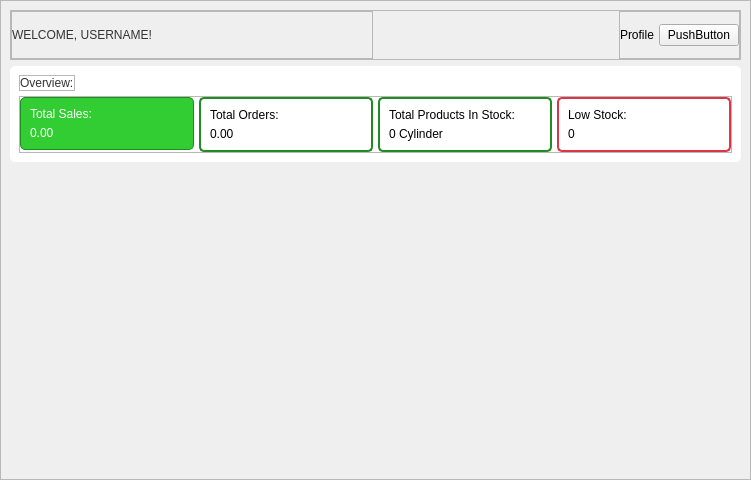
First picture: the form in app/src/ui/final_ui/dashboard.ui, repository Kazu0210/Inventory-System, before the edit.
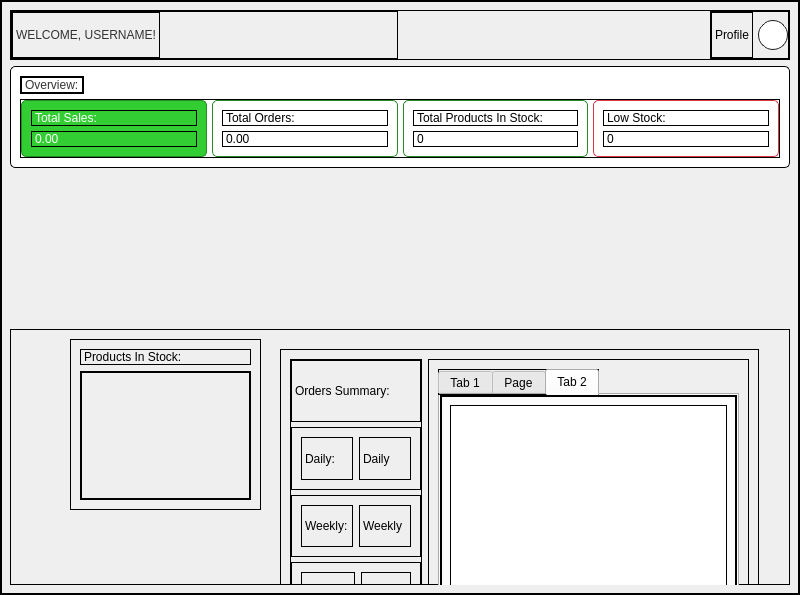
Second picture: the form after the edit.

Commit message: not done; dashboard ui

```diff
--- a/app/src/ui/final_ui/dashboard.ui
+++ b/app/src/ui/final_ui/dashboard.ui
@@ -6,15 +6,15 @@
    <rect>
     <x>0</x>
     <y>0</y>
-    <width>751</width>
-    <height>480</height>
+    <width>800</width>
+    <height>595</height>
    </rect>
   </property>
   <property name="windowTitle">
    <string>Form</string>
   </property>
   <property name="styleSheet">
-   <string notr="true">
+   <string notr="true">border: 1px solid black;
 font: 10pt &quot;Noto Sans&quot;;</string>
   </property>
   <layout class="QVBoxLayout" name="verticalLayout">
@@ -43,8 +43,8 @@
        <rect>
         <x>0</x>
         <y>0</y>
-        <width>749</width>
-        <height>478</height>
+        <width>798</width>
+        <height>593</height>
        </rect>
       </property>
       <layout class="QVBoxLayout" name="verticalLayout_2">
@@ -149,8 +149,28 @@
              </item>
              <item alignment="Qt::AlignRight">
               <widget class="QPushButton" name="pushButton">
+               <property name="minimumSize">
+                <size>
+                 <width>30</width>
+                 <height>30</height>
+                </size>
+               </property>
+               <property name="maximumSize">
+                <size>
+                 <width>30</width>
+                 <height>30</height>
+                </size>
+               </property>
+               <property name="cursor">
+                <cursorShape>PointingHandCursor</cursorShape>
+               </property>
+               <property name="styleSheet">
+                <string notr="true">background-color: #fff;
+border: 1px solid #1E1E1E;
+border-radius: 15px;</string>
+               </property>
                <property name="text">
-                <string>PushButton</string>
+                <string/>
                </property>
               </widget>
              </item>
@@ -317,7 +337,7 @@
                <property name="styleSheet">
                 <string notr="true">#frame_7{
 background-color: #fff;
-border: 2px solid #228B22;
+border: 1px solid #228B22;
 border-radius: 5px;
 }</string>
                </property>
@@ -374,7 +394,7 @@
                <property name="styleSheet">
                 <string notr="true">#frame_8{
 background-color: #fff;
-border: 2px solid #228B22;
+border: 1px solid #228B22;
 border-radius: 5px;
 }</string>
                </property>
@@ -419,7 +439,7 @@
 </string>
                   </property>
                   <property name="text">
-                   <string>0 Cylinder</string>
+                   <string>0</string>
                   </property>
                  </widget>
                 </item>
@@ -431,7 +451,7 @@
                <property name="styleSheet">
                 <string notr="true">#frame_9{
 background-color: #fff;
-border: 2px solid #DC3545;
+border: 1px solid #DC3545;
 border-radius: 5px;
 }</string>
                </property>
@@ -489,6 +509,248 @@
          </layout>
         </widget>
        </item>
+       <item>
+        <widget class="QFrame" name="frame_11">
+         <property name="frameShape">
+          <enum>QFrame::StyledPanel</enum>
+         </property>
+         <property name="frameShadow">
+          <enum>QFrame::Raised</enum>
+         </property>
+         <widget class="QFrame" name="frame_12">
+          <property name="geometry">
+           <rect>
+            <x>60</x>
+            <y>10</y>
+            <width>191</width>
+            <height>171</height>
+           </rect>
+          </property>
+          <property name="frameShape">
+           <enum>QFrame::StyledPanel</enum>
+          </property>
+          <property name="frameShadow">
+           <enum>QFrame::Raised</enum>
+          </property>
+          <layout class="QVBoxLayout" name="verticalLayout_7">
+           <item>
+            <widget class="QLabel" name="label_11">
+             <property name="styleSheet">
+              <string notr="true">font: 63 12pt &quot;Noto Sans SemiBold&quot;;
+color: #000;</string>
+             </property>
+             <property name="text">
+              <string>Products In Stock:</string>
+             </property>
+            </widget>
+           </item>
+           <item>
+            <widget class="QScrollArea" name="scrollArea_2">
+             <property name="widgetResizable">
+              <bool>true</bool>
+             </property>
+             <widget class="QWidget" name="scrollAreaWidgetContents">
+              <property name="geometry">
+               <rect>
+                <x>0</x>
+                <y>0</y>
+                <width>169</width>
+                <height>117</height>
+               </rect>
+              </property>
+             </widget>
+            </widget>
+           </item>
+          </layout>
+         </widget>
+         <widget class="QFrame" name="frame_13">
+          <property name="geometry">
+           <rect>
+            <x>270</x>
+            <y>20</y>
+            <width>479</width>
+            <height>286</height>
+           </rect>
+          </property>
+          <property name="frameShape">
+           <enum>QFrame::StyledPanel</enum>
+          </property>
+          <property name="frameShadow">
+           <enum>QFrame::Raised</enum>
+          </property>
+          <layout class="QHBoxLayout" name="horizontalLayout_9">
+           <item>
+            <widget class="QFrame" name="frame_17">
+             <property name="frameShape">
+              <enum>QFrame::StyledPanel</enum>
+             </property>
+             <property name="frameShadow">
+              <enum>QFrame::Raised</enum>
+             </property>
+             <layout class="QVBoxLayout" name="verticalLayout_10">
+              <property name="spacing">
+               <number>5</number>
+              </property>
+              <property name="leftMargin">
+               <number>0</number>
+              </property>
+              <property name="topMargin">
+               <number>0</number>
+              </property>
+              <property name="rightMargin">
+               <number>0</number>
+              </property>
+              <property name="bottomMargin">
+               <number>0</number>
+              </property>
+              <item>
+               <widget class="QLabel" name="label_12">
+                <property name="styleSheet">
+                 <string notr="true">font: 63 12pt &quot;Noto Sans SemiBold&quot;;
+color: #000;</string>
+                </property>
+                <property name="text">
+                 <string>Orders Summary:</string>
+                </property>
+               </widget>
+              </item>
+              <item>
+               <widget class="QFrame" name="frame_14">
+                <property name="frameShape">
+                 <enum>QFrame::StyledPanel</enum>
+                </property>
+                <property name="frameShadow">
+                 <enum>QFrame::Raised</enum>
+                </property>
+                <layout class="QHBoxLayout" name="horizontalLayout_6">
+                 <item>
+                  <widget class="QLabel" name="label_14">
+                   <property name="text">
+                    <string>Daily:</string>
+                   </property>
+                  </widget>
+                 </item>
+                 <item>
+                  <widget class="QLabel" name="label_15">
+                   <property name="cursor">
+                    <cursorShape>CrossCursor</cursorShape>
+                   </property>
+                   <property name="text">
+                    <string>Daily</string>
+                   </property>
+                  </widget>
+                 </item>
+                </layout>
+               </widget>
+              </item>
+              <item>
+               <widget class="QFrame" name="frame_15">
+                <property name="frameShape">
+                 <enum>QFrame::StyledPanel</enum>
+                </property>
+                <property name="frameShadow">
+                 <enum>QFrame::Raised</enum>
+                </property>
+                <layout class="QHBoxLayout" name="horizontalLayout_7">
+                 <item>
+                  <widget class="QLabel" name="label_16">
+                   <property name="text">
+                    <string>Weekly:</string>
+                   </property>
+                  </widget>
+                 </item>
+                 <item>
+                  <widget class="QLabel" name="label_17">
+                   <property name="text">
+                    <string>Weekly</string>
+                   </property>
+                  </widget>
+                 </item>
+                </layout>
+               </widget>
+              </item>
+              <item>
+               <widget class="QFrame" name="frame_16">
+                <property name="frameShape">
+                 <enum>QFrame::StyledPanel</enum>
+                </property>
+                <property name="frameShadow">
+                 <enum>QFrame::Raised</enum>
+                </property>
+                <layout class="QHBoxLayout" name="horizontalLayout_8">
+                 <item>
+                  <widget class="QLabel" name="label_18">
+                   <property name="text">
+                    <string>Monthly:</string>
+                   </property>
+                  </widget>
+                 </item>
+                 <item>
+                  <widget class="QLabel" name="label_19">
+                   <property name="text">
+                    <string>Monthly</string>
+                   </property>
+                  </widget>
+                 </item>
+                </layout>
+               </widget>
+              </item>
+             </layout>
+            </widget>
+           </item>
+           <item>
+            <widget class="QFrame" name="frame_18">
+             <property name="frameShape">
+              <enum>QFrame::StyledPanel</enum>
+             </property>
+             <property name="frameShadow">
+              <enum>QFrame::Raised</enum>
+             </property>
+             <layout class="QVBoxLayout" name="verticalLayout_9">
+              <item>
+               <widget class="QTabWidget" name="tabWidget">
+                <property name="currentIndex">
+                 <number>2</number>
+                </property>
+                <widget class="QWidget" name="tab">
+                 <attribute name="title">
+                  <string>Tab 1</string>
+                 </attribute>
+                 <layout class="QVBoxLayout" name="verticalLayout_11">
+                  <item>
+                   <widget class="QListWidget" name="listWidget"/>
+                  </item>
+                 </layout>
+                </widget>
+                <widget class="QWidget" name="tab_3">
+                 <attribute name="title">
+                  <string>Page</string>
+                 </attribute>
+                 <layout class="QVBoxLayout" name="verticalLayout_12">
+                  <item>
+                   <widget class="QListWidget" name="listWidget_2"/>
+                  </item>
+                 </layout>
+                </widget>
+                <widget class="QWidget" name="tab_2">
+                 <attribute name="title">
+                  <string>Tab 2</string>
+                 </attribute>
+                 <layout class="QVBoxLayout" name="verticalLayout_13">
+                  <item>
+                   <widget class="QListWidget" name="listWidget_3"/>
+                  </item>
+                 </layout>
+                </widget>
+               </widget>
+              </item>
+             </layout>
+            </widget>
+           </item>
+          </layout>
+         </widget>
+        </widget>
+       </item>
       </layout>
       <zorder>frame_4</zorder>
       <zorder>frame_3</zorder>
```
Left out of the diff: 1 changed line with no effect on the pictures. The commit also changes 3 other files.
